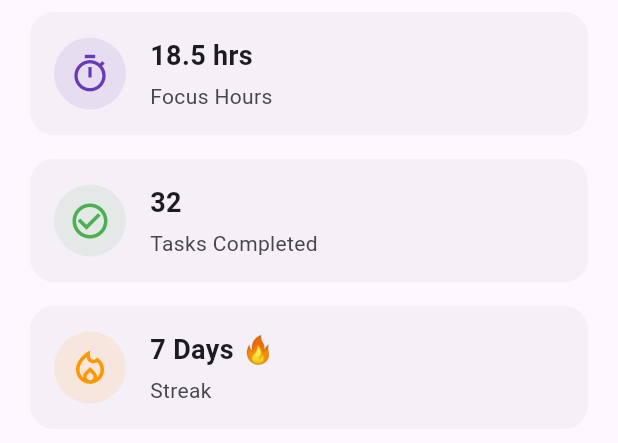
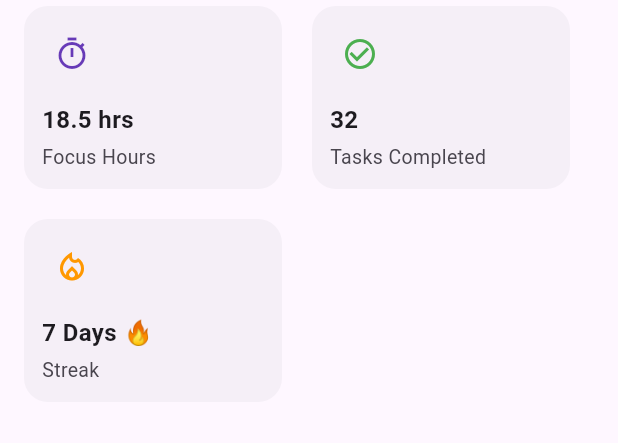
Before and after one commit to manthan307/bloom, a Flutter app: the StatSection widget shown alone on an empty page, opened directly, on a phone screen of 412 x 824 dp. Shown: the top 443 px of the screen. Run offline on Flutter 3.47's test engine with Material 3 defaults, Android fonts, the phone set to English and light mode, and no system bars; drawn by our look-alikes of dynamic_color; our stand-ins replace cloud_firestore, firebase_auth, firebase_core, firebase_crashlytics, firebase_storage, flutter_dotenv and 6 more; accounts and stored records are empty; network calls fail.

```diff
--- a/lib/main.dart
+++ b/lib/main.dart
@@ -1,4 +1,5 @@
 import 'dart:async';
+import 'package:bloom/screens/Home/friends.dart';
 import 'package:bloom/utils/authnotifier.dart';
 import 'package:bloom/provider/theme_provider.dart';
 import 'package:bloom/screens/Home/editprofile.dart';
@@ -72,6 +73,10 @@ final routerProvider = Provider<GoRouter>((ref) {
             path: 'edit',
             builder: (context, state) => const EditProfile(),
           ),
+          GoRoute(
+            path: 'friends',
+            builder: (context, state) => const FriendsScreen(),
+          ),
         ],
       ),
       GoRoute(
--- a/lib/screens/Home/profile.dart
+++ b/lib/screens/Home/profile.dart
@@ -134,11 +134,16 @@ class UserInfoCard extends StatelessWidget {
                   children: [
                     Column(
                       children: [
-                        const Text(
+                        TextButton(
+                          onPressed: () {
+                            context.go('/friends');
+                          },
+                          child: const Text(
                             '0',
                             style: TextStyle(
                               fontSize: 16,
                               fontWeight: FontWeight.bold,
+                            ),
                           ),
                         ),
                         Text(
@@ -217,7 +222,11 @@ class StatSection extends StatelessWidget {
 
   @override
   Widget build(BuildContext context) {
-    return const Wrap(
+    return const Padding(
+      padding: EdgeInsets.symmetric(horizontal: 12),
+      child: Wrap(
+        spacing: 12,
+        runSpacing: 12,
         children: [
           StatCard(
             icon: Icons.timer_outlined,
@@ -238,6 +247,7 @@ class StatSection extends StatelessWidget {
             color: Colors.orange,
           ),
         ],
+      ),
     );
   }
 }
@@ -261,36 +271,38 @@ class StatCard extends StatelessWidget {
     final theme = Theme.of(context);
     final isDark = theme.brightness == Brightness.dark;
 
-    return Padding(
-      padding: const EdgeInsets.symmetric(horizontal: 20, vertical: 8),
+    return ConstrainedBox(
+      constraints: const BoxConstraints(
+        minWidth: 180,
+        maxWidth: 200,
+      ),
       child: Container(
-        padding: const EdgeInsets.all(16),
+        margin: const EdgeInsets.all(4), // spacing between items
+        padding: const EdgeInsets.all(12),
         decoration: BoxDecoration(
           color: theme.colorScheme.onInverseSurface,
           borderRadius: BorderRadius.circular(16),
         ),
-        child: Row(
+        child: Column(
+          crossAxisAlignment: CrossAxisAlignment.start,
           children: [
             Container(
-              padding: const EdgeInsets.all(10),
+              padding: const EdgeInsets.all(8),
               decoration: BoxDecoration(
                 shape: BoxShape.circle,
-                color: color.withAlpha(((isDark ? 0.2 : 0.1) * 255).round()),
+                color: color.withAlpha((isDark ? 0.2 : 0.1).round()),
               ),
               child: Icon(
                 icon,
                 color: color,
-                size: 28,
+                size: 24,
               ),
             ),
-            const SizedBox(width: 16),
-            Column(
-              crossAxisAlignment: CrossAxisAlignment.start,
-              children: [
+            const SizedBox(height: 12),
             Text(
               value,
               style: TextStyle(
-                    fontSize: 18,
+                fontSize: 16,
                 color: theme.colorScheme.onSurface,
                 fontWeight: FontWeight.bold,
               ),
@@ -299,11 +311,9 @@ class StatCard extends StatelessWidget {
             Text(
               title,
               style: TextStyle(
-                    fontSize: 14,
+                fontSize: 13,
                 color: theme.colorScheme.onSurfaceVariant,
               ),
-                ),
-              ],
             ),
           ],
         ),
```
Also changed, not shown: lib/screens/Home/chats.dart (added, +81 -0 lines), lib/screens/Home/friends.dart (added, +21 -0 lines), lib/screens/Home/home.dart (+7 -12 lines), 5 other files. Lines whose indentation alone changed are shown as unchanged.
